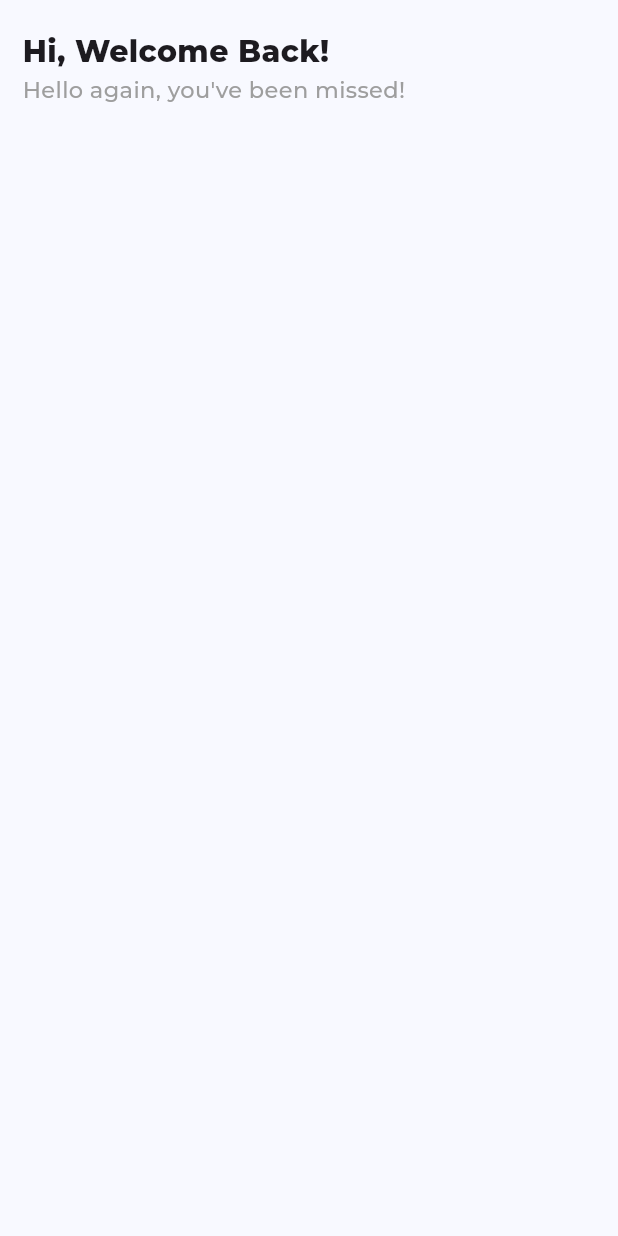
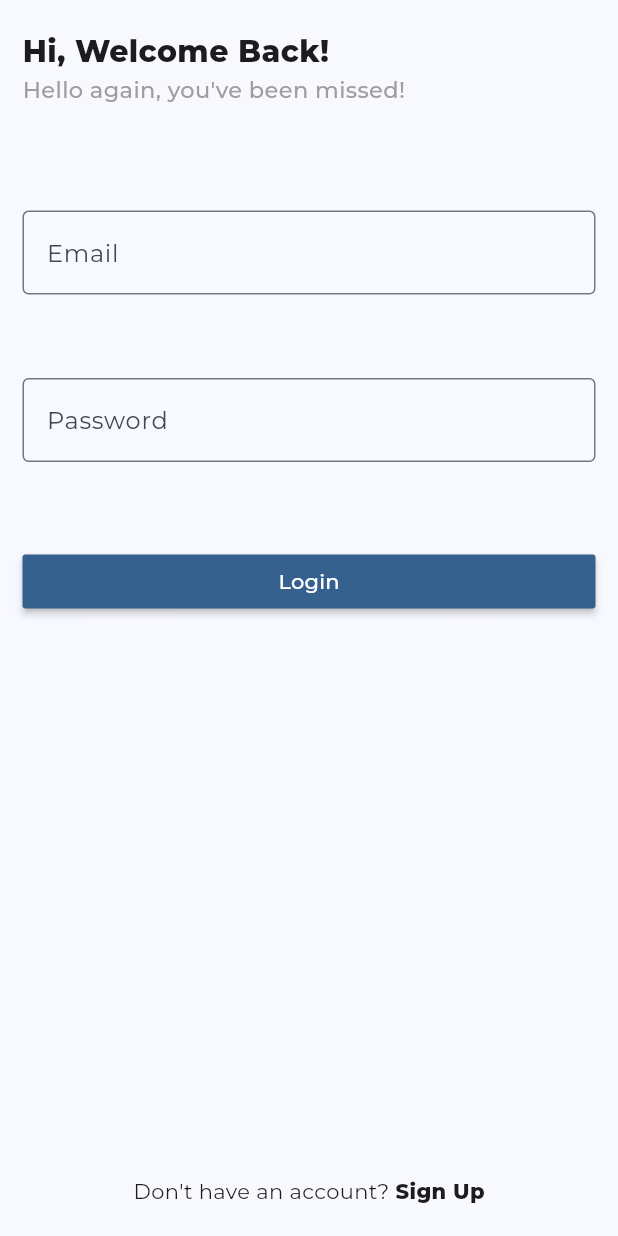
Before and after one commit to AnupShrestha28/Flutter-Chat-App, a Flutter app: the screen it shows after launch, on a phone screen of 412 x 824 dp. Run offline on Flutter 3.47's test engine with Material 3 defaults, Android fonts, the phone set to English and light mode, and no system bars; our stand-ins replace firebase_analytics, firebase_core, google_fonts; accounts and stored records are empty.

Commit message:
Login page UI Added

```diff
--- a/lib/pages/login_page.dart
+++ b/lib/pages/login_page.dart
@@ -1,3 +1,4 @@
+import 'package:chat_app/widgets/custom_form_field.dart';
 import 'package:flutter/material.dart';
 
 class LoginPage extends StatefulWidget {
@@ -11,6 +12,7 @@ class _LoginPageState extends State<LoginPage> {
   @override
   Widget build(BuildContext context) {
     return Scaffold(
+      resizeToAvoidBottomInset: false,
       body: _buildUI(),
     );
   }
@@ -25,6 +27,8 @@ class _LoginPageState extends State<LoginPage> {
         child: Column(
           children: [
             _headerText(),
+            _loginForm(),
+            _createAccountLink(),
           ],
         ),
       ),
@@ -58,4 +62,65 @@ class _LoginPageState extends State<LoginPage> {
       ),
     );
   }
+
+  Widget _loginForm() {
+    return Container(
+      height: MediaQuery.sizeOf(context).height * 0.40,
+      margin: EdgeInsets.symmetric(
+        vertical: MediaQuery.sizeOf(context).height * 0.05,
+      ),
+      child: Form(
+        child: Column(
+          mainAxisSize: MainAxisSize.max,
+          mainAxisAlignment: MainAxisAlignment.spaceEvenly,
+          crossAxisAlignment: CrossAxisAlignment.center,
+          children: [
+            CustomFormField(
+              height: MediaQuery.sizeOf(context).height * 0.1,
+              hintText: "Email",
+            ),
+            CustomFormField(
+              height: MediaQuery.sizeOf(context).height * 0.1,
+              hintText: "Password",
+            ),
+            _loginButton(),
+          ],
+        ),
+      ),
+    );
+  }
+
+  Widget _loginButton() {
+    return SizedBox(
+      width: MediaQuery.sizeOf(context).width,
+      child: MaterialButton(
+        onPressed: () {},
+        color: Theme.of(context).colorScheme.primary,
+        child: const Text(
+          "Login",
+          style: TextStyle(
+            color: Colors.white,
+          ),
+        ),
+      ),
+    );
+  }
+
+  Widget _createAccountLink() {
+    return const Expanded(
+        child: Row(
+      mainAxisSize: MainAxisSize.max,
+      mainAxisAlignment: MainAxisAlignment.center,
+      crossAxisAlignment: CrossAxisAlignment.end,
+      children: [
+        Text("Don't have an account? "),
+        Text(
+          "Sign Up",
+          style: TextStyle(
+            fontWeight: FontWeight.w800,
+          ),
+        )
+      ],
+    ));
+  }
 }
--- /dev/null
+++ b/lib/widgets/custom_form_field.dart
@@ -0,0 +1,25 @@
+import 'package:flutter/material.dart';
+
+class CustomFormField extends StatelessWidget {
+  final String hintText;
+  final double height;
+
+  const CustomFormField({
+    super.key,
+    required this.hintText,
+    required this.height,
+  });
+
+  @override
+  Widget build(BuildContext context) {
+    return SizedBox(
+      height: height,
+      child: TextFormField(
+        decoration: InputDecoration(
+          hintText: hintText,
+          border: const OutlineInputBorder(),
+        ),
+      ),
+    );
+  }
+}
```
